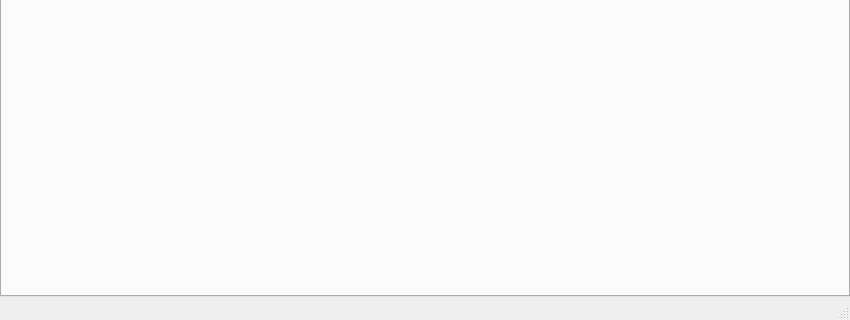
Old version of the form mainwindow.ui in the repository scottsanett/IceDict; both pictures show x 0 to 850 and y 330 to 650 of the 850 by 650 pixel window.
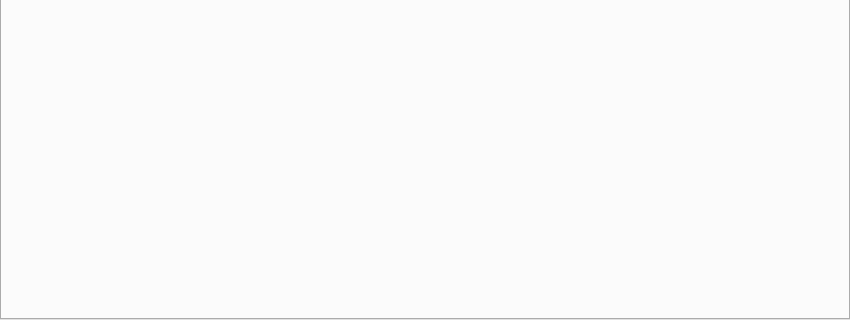
New version of the form.

```diff
--- a/mainwindow.ui
+++ b/mainwindow.ui
@@ -43,6 +43,12 @@
      <layout class="QVBoxLayout" name="centralLayout">
       <item>
        <widget class="QTabWidget" name="resultsTab">
+        <property name="minimumSize">
+         <size>
+          <width>600</width>
+          <height>400</height>
+         </size>
+        </property>
         <property name="font">
          <font>
           <family>Segoe UI</family>
@@ -75,13 +81,6 @@
     </item>
    </layout>
   </widget>
-  <widget class="QStatusBar" name="statusBar">
-   <property name="font">
-    <font>
-     <family>Segoe UI</family>
-    </font>
-   </property>
-  </widget>
   <widget class="QMenuBar" name="menuBar">
    <property name="geometry">
     <rect>
```
Left out of the diff: 28 changed lines with no effect on the pictures.
